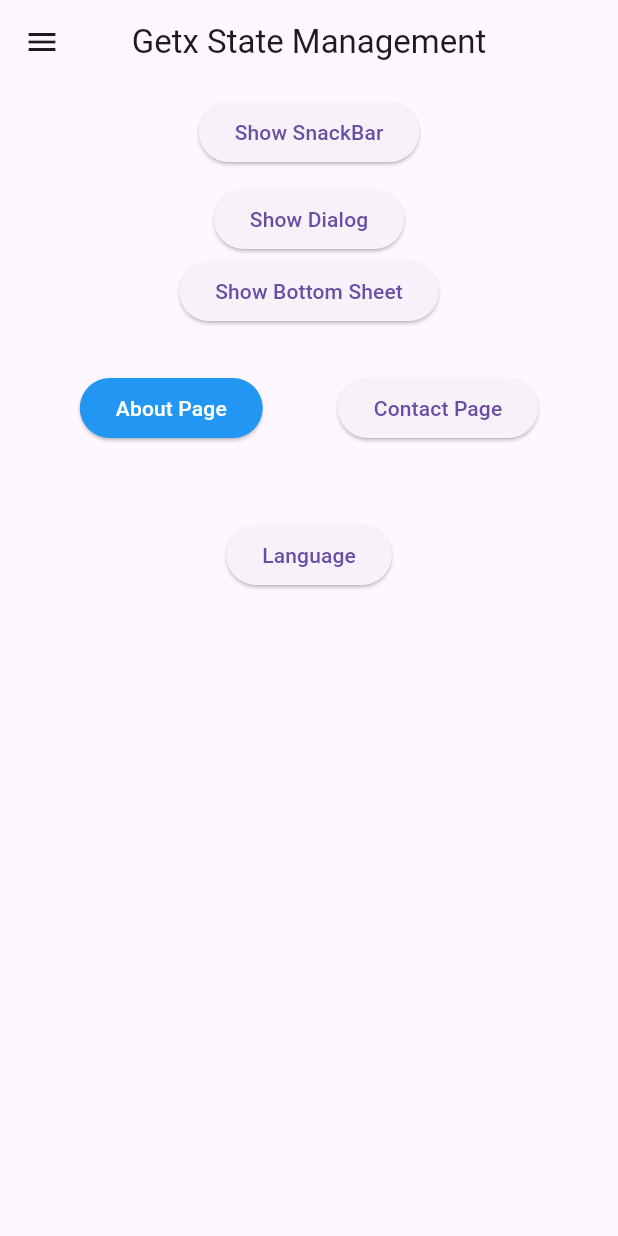
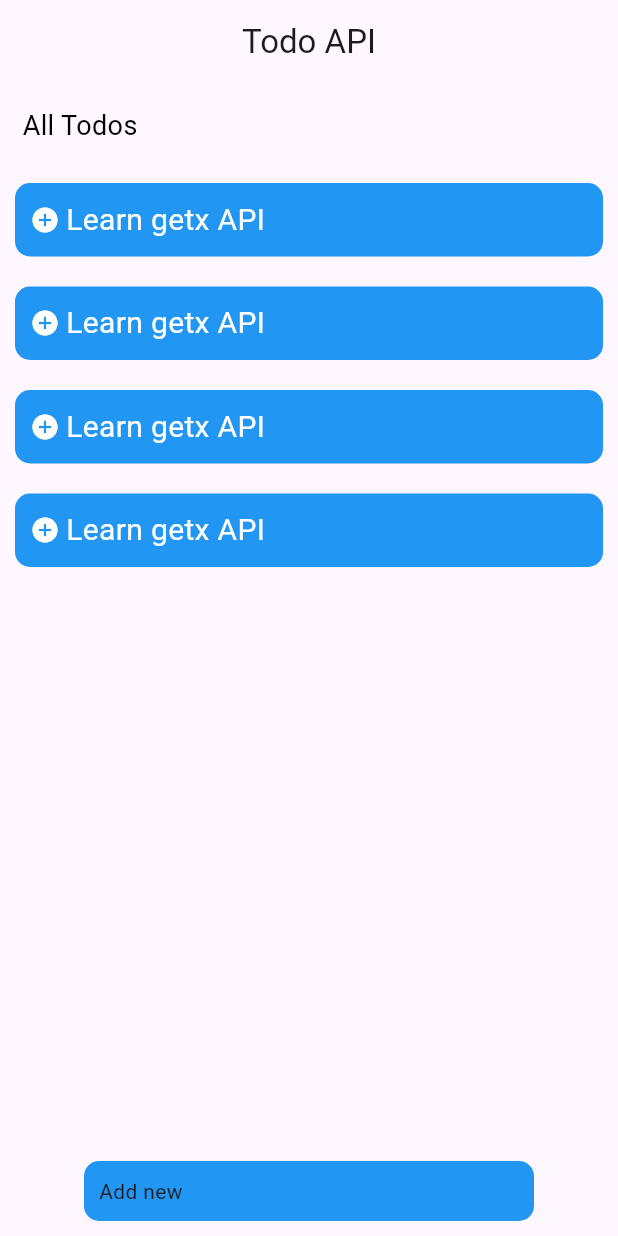
Before and after one commit to Khammunh/learn_getx, a Flutter app: the screen it shows after launch, on a phone screen of 412 x 824 dp. Run offline on Flutter 3.47's test engine with Material 3 defaults, Android fonts, the phone set to English and light mode, and no system bars; our stand-ins replace get.

Commit message:
todo_page

```diff
--- a/lib/main.dart
+++ b/lib/main.dart
@@ -2,8 +2,7 @@ import 'package:flutter/material.dart';
 import 'package:get/get.dart';
 import 'package:getx/components/languages.dart';
 import 'package:getx/components/routes.dart';
-
-import 'home_page.dart';
+import 'package:getx/pages/todo_pages.dart';
 
 void main() {
   runApp(
@@ -22,7 +21,7 @@ class MyApp extends StatelessWidget {
       fallbackLocale: const Locale('en'),
       translations: Language(),
       getPages: allPageRoutes,
-      home: const HomePage(),
+      home: const TodoPage(),
     );
   }
 }
--- /dev/null
+++ b/lib/pages/todo_pages.dart
@@ -0,0 +1,87 @@
+import 'package:flutter/material.dart';
+
+class TodoPage extends StatelessWidget {
+  const TodoPage({super.key});
+
+  @override
+  Widget build(BuildContext context) {
+    return Scaffold(
+      appBar: AppBar(
+        title: const Text('Todo API'),
+        centerTitle: true,
+      ),
+      bottomNavigationBar: Row(
+        mainAxisAlignment: MainAxisAlignment.center,
+        children: [
+          Container(
+            width: 300,
+            padding: const EdgeInsets.all(10),
+            margin: const EdgeInsets.all(10),
+            decoration: BoxDecoration(
+                color: Colors.blue, borderRadius: BorderRadius.circular(10)),
+            child: const InkWell(
+              child: Row(
+                children: [
+                  Text('Add new'),
+                ],
+              ),
+            ),
+          ),
+        ],
+      ),
+      body: SafeArea(
+        child: Column(
+          children: [
+            Container(
+              margin: const EdgeInsets.all(15),
+              child: const Row(
+                children: [
+                  Text(
+                    'All Todos',
+                    style: TextStyle(
+                      fontSize: 18,
+                      color: Colors.black,
+                    ),
+                  )
+                ],
+              ),
+            ),
+            Expanded(
+              child: ListView.builder(
+                itemBuilder: (context, i) {
+                  return Container(
+                    padding: const EdgeInsets.all(10),
+                    margin: const EdgeInsets.all(10),
+                    decoration: BoxDecoration(
+                        color: Colors.blue,
+                        borderRadius: BorderRadius.circular(10)),
+                    child: const Column(
+                      children: [
+                        Row(
+                          children: [
+                            Icon(
+                              Icons.add_circle,
+                              color: Colors.white,
+                              size: 20,
+                            ),
+                            SizedBox(width: 4),
+                            Text(
+                              'Learn getx API',
+                              style:
+                                  TextStyle(color: Colors.white, fontSize: 20),
+                            ),
+                          ],
+                        )
+                      ],
+                    ),
+                  );
+                },
+                itemCount: 4,
+              ),
+            ),
+          ],
+        ),
+      ),
+    );
+  }
+}
```
Also changed, not shown: lib/home_page.dart (+8 -0 lines), lib/pages/about_screen.dart (+67 -3 lines), lib/pages/counter_page.dart (added, +24 -0 lines), lib/components/controller/couter_controller.dart (added).
